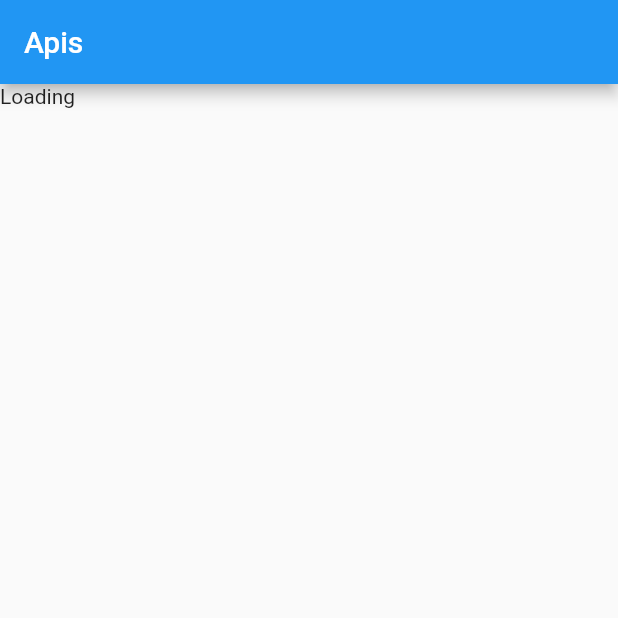
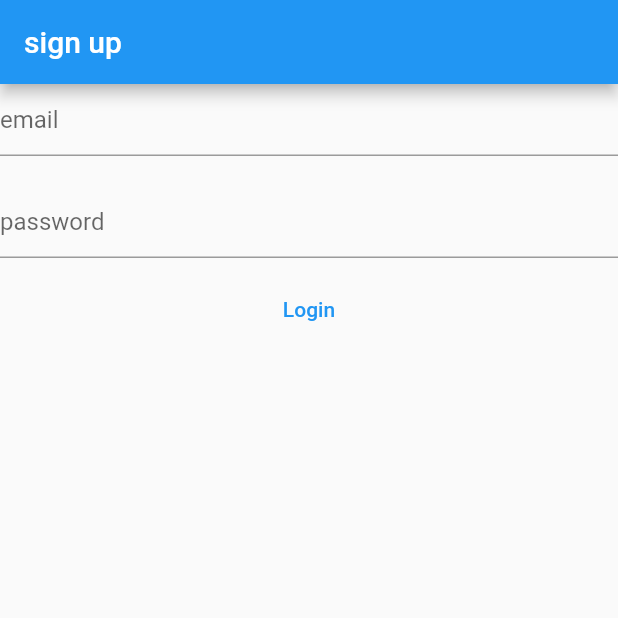
Before and after one commit to sumitpant190/learning-get-api-call, a Flutter app: the screen it shows after launch, on a phone screen of 412 x 824 dp, the top half of it. Run offline on Flutter 3.47's test engine with Material 2 defaults, Android fonts, the phone set to English and light mode, and no system bars.

Commit message:
signup/login using post api

```diff
--- a/lib/main.dart
+++ b/lib/main.dart
@@ -1,3 +1,5 @@
+import 'package:apis/example_two.dart';
+import 'package:apis/signup.dart';
 import 'package:flutter/material.dart';
 
 import 'home_screen.dart';
@@ -5,14 +7,15 @@ import 'home_screen.dart';
 void main() {
   runApp(MyApp());
 }
- class MyApp extends StatelessWidget {
+
+class MyApp extends StatelessWidget {
   const MyApp({super.key});
 
   @override
   Widget build(BuildContext context) {
     return MaterialApp(
-     debugShowCheckedModeBanner: false,
-     home: HomeScreen(),
+      debugShowCheckedModeBanner: false,
+      home: SignUp(),
     );
   }
 }
--- /dev/null
+++ b/lib/signup.dart
@@ -0,0 +1,72 @@
+import 'dart:convert';
+
+import 'package:flutter/material.dart';
+import 'package:flutter/src/widgets/framework.dart';
+import 'package:flutter/src/widgets/placeholder.dart';
+import 'package:http/http.dart';
+
+class SignUp extends StatefulWidget {
+  const SignUp({super.key});
+
+  @override
+  State<SignUp> createState() => _SignUpState();
+}
+
+class _SignUpState extends State<SignUp> {
+  TextEditingController emailController = TextEditingController();
+  TextEditingController passwordController = TextEditingController();
+
+//login function
+  void login(String email, password) async {
+    try {
+      Response response = await post(
+        Uri.parse('https://reqres.in/api/register'),
+        body: {
+          'email': email,
+          'password': password,
+        },
+      );
+
+      if (response.statusCode == 200) {
+        print('Account created successfully');
+        var data = jsonDecode(response.body.toString());
+        print(data);
+      } else {
+        print('failed');
+      }
+    } catch (e) {
+      print(e.toString());
+    }
+  }
+
+  @override
+  Widget build(BuildContext context) {
+    return Scaffold(
+        appBar: AppBar(
+          title: Text('sign up'),
+        ),
+        body: Column(
+          children: [
+            TextFormField(
+              controller: emailController,
+              decoration: InputDecoration(hintText: 'email'),
+            ),
+            SizedBox(
+              height: 20,
+            ),
+            TextFormField(
+              controller: passwordController,
+              decoration: InputDecoration(hintText: 'password'),
+            ),
+            SizedBox(
+              height: 10,
+            ),
+            TextButton(
+                onPressed: () {
+                  login(emailController.text, passwordController.text);
+                },
+                child: Text('Login'))
+          ],
+        ));
+  }
+}
```
Also changed, not shown: lib/example_three.dart (added, +60 -0 lines), lib/example_two.dart (+22 -1 lines), lib/models/user_model.dart (added, +148 -0 lines).
